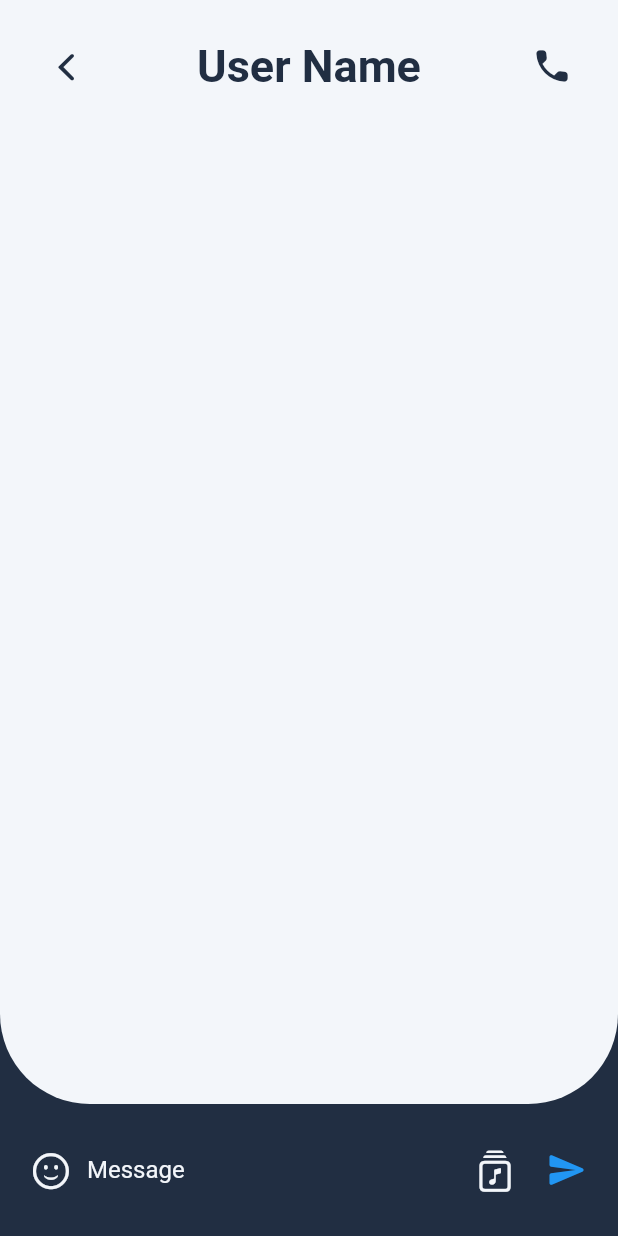
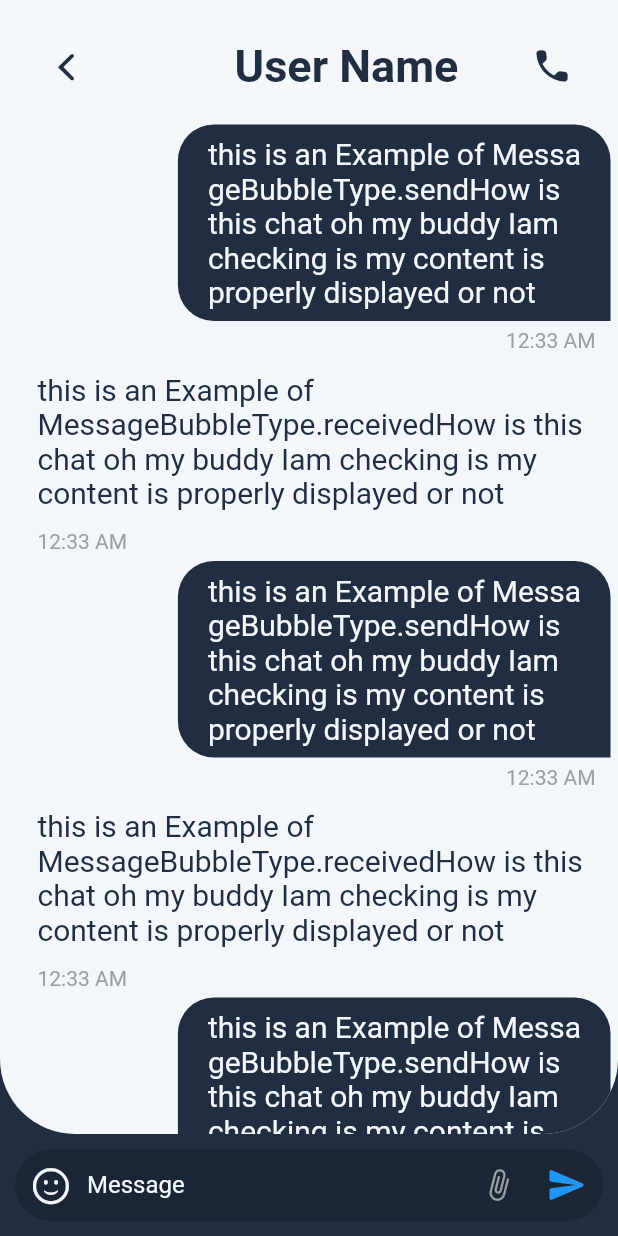
Before and after one commit to jasimameen/leske_chat, a Flutter app: the ScreenChat screen opened directly, on a phone screen of 412 x 824 dp. Run offline on Flutter 3.47's test engine with Material 2 defaults, Android fonts, the phone set to English and light mode, and no system bars; our stand-ins replace google_fonts; network calls fail; Roboto replaces fonts that are missing (uroob).

Commit message:
LESKE-6 custumized message bubble created date and time indicator added added profile pic icon to appbar

```diff
--- a/lib/presentation/chat/screen_chat.dart
+++ b/lib/presentation/chat/screen_chat.dart
@@ -1,10 +1,11 @@
 import 'package:flutter/cupertino.dart';
 import 'package:flutter/material.dart';
-import 'package:leske_chat/presentation/chat/widgets/typeing_bar.dart';
-import 'package:leske_chat/presentation/core/colors.dart';
-import 'package:leske_chat/presentation/widgets/custom_app_bar.dart';
 
+import '../core/colors.dart';
 import '../core/constands.dart';
+import '../widgets/custom_app_bar.dart';
+import 'widgets/chats_view.dart';
+import 'widgets/typeing_bar.dart';
 
 class ScreenChat extends StatelessWidget {
   const ScreenChat({Key? key}) : super(key: key);
@@ -16,6 +17,7 @@ class ScreenChat extends StatelessWidget {
       backgroundColor: AppColors.primaryBackground,
       body: Column(
         children: [
+          // Top Bar (AppBar)
           Container(
             color: AppColors.secondaryBackground,
             child: CustomAppBar(
@@ -26,16 +28,23 @@ class ScreenChat extends StatelessWidget {
               trailingIcon: Icons.call_rounded,
             ),
           ),
+
+          // recent Message List
           Expanded(
             child: Container(
               decoration: BoxDecoration(
-                  color: AppColors.secondaryBackground,
-                  borderRadius: BorderRadius.only(
-                    bottomLeft: Radius.circular(60),
-                    bottomRight: Radius.circular(60),
-                  )),
+                color: AppColors.secondaryBackground,
+                borderRadius: BorderRadius.only(
+                  bottomLeft: Radius.circular(50),
+                  bottomRight: Radius.circular(50),
+                ),
+              ),
+              child: ChatsView(),
+              clipBehavior: Clip.antiAlias,
             ),
           ),
+
+          // TypingBar - for typing Messages attach media ..etc
           TypingBar(),
         ],
       ),
--- /dev/null
+++ b/lib/presentation/chat/widgets/chats_view.dart
@@ -0,0 +1,23 @@
+import 'package:flutter/material.dart';
+import 'date_indicator.dart';
+
+import 'message_bubble.dart';
+
+class ChatsView extends StatelessWidget {
+  const ChatsView({Key? key}) : super(key: key);
+
+  @override
+  Widget build(BuildContext context) {
+    return ListView(
+      children: List.generate(
+        5,
+        (index) => Column(
+          children: [
+            MessageBubble(bubbleType: MessageBubbleType.send),
+            MessageBubble(bubbleType: MessageBubbleType.received),
+          ],
+        ),
+      ),
+    );
+  }
+}
--- /dev/null
+++ b/lib/presentation/chat/widgets/date_indicator.dart
@@ -0,0 +1,29 @@
+import 'package:flutter/cupertino.dart';
+import '../../core/colors.dart';
+
+class DateIndicator extends StatelessWidget {
+  final String date;
+  const DateIndicator({
+    Key? key,
+    required this.date,
+  }) : super(key: key);
+
+  @override
+  Widget build(BuildContext context) {
+    return Container(
+      padding: EdgeInsets.symmetric(horizontal: 15, vertical: 3),
+      decoration: BoxDecoration(
+        color: AppColors.secondaryBackground,
+        borderRadius: BorderRadius.circular(50),
+        boxShadow: [
+          BoxShadow(
+            blurRadius: 5,
+            color: Color.fromARGB(111, 153, 159, 163),
+            offset: Offset(0, 4),
+          )
+        ],
+      ),
+      child: Text(date),
+    );
+  }
+}
--- /dev/null
+++ b/lib/presentation/chat/widgets/message_bubble.dart
@@ -0,0 +1,90 @@
+import 'package:flutter/cupertino.dart';
+import 'package:flutter/material.dart';
+import 'package:google_fonts/google_fonts.dart';
+import 'date_indicator.dart';
+import '../../core/constands.dart';
+import '../../core/colors.dart';
+
+enum MessageBubbleType {
+  send,
+  received,
+}
+
+class MessageBubble extends StatelessWidget {
+  final MessageBubbleType bubbleType;
+  final bool showDate;
+
+  const MessageBubble({
+    Key? key,
+    required this.bubbleType,
+    this.showDate = false,
+  }) : super(key: key);
+
+  @override
+  Widget build(BuildContext context) {
+    final screenSize = MediaQuery.of(context).size;
+
+    Color? bubbleColor = AppColors.primaryBackground;
+    Color? textColor = AppColors.primaryText;
+    bool isSend = true;
+
+    if (bubbleType == MessageBubbleType.received) {
+      isSend = false;
+      bubbleColor = null;
+      textColor = AppColors.darkText;
+    }
+    return Column(
+      children: [
+        // DateIndicator
+        showDate
+            ? DateIndicator(
+                date: 'Yesterday',
+              )
+            : Null(),
+
+        // Bubble
+        Align(
+          alignment: isSend ? Alignment.centerRight : Alignment.centerLeft,
+          child: Container(
+            padding: EdgeInsets.only(left: 20, right: 10, top: 8, bottom: 8),
+            margin: EdgeInsets.all(5),
+            constraints:
+                isSend ? BoxConstraints(maxWidth: screenSize.width * .7) : null,
+            clipBehavior: Clip.antiAlias,
+            decoration: BoxDecoration(
+                color: bubbleColor,
+                borderRadius: BorderRadius.only(
+                  topRight: Radius.circular(24),
+                  topLeft: Radius.circular(isSend ? 24 : 0),
+                  bottomRight: Radius.circular(isSend ? 0 : 24),
+                  bottomLeft: Radius.circular(24),
+                )),
+            child: Text(
+              'this is an Example of ${bubbleType.toString()}How is this chat oh my buddy Iam checking is my content is properly displayed or not',
+              style: GoogleFonts.ubuntuCondensed(
+                color: textColor,
+                fontSize: 20,
+              ),
+            ),
+          ),
+        ),
+
+        // TimeIndicator
+        Align(
+          alignment: isSend ? Alignment.centerRight : Alignment.centerLeft,
+          child: Padding(
+            padding: EdgeInsets.only(
+              left: isSend ? 0 : 25,
+              right: isSend ? 15 : 0,
+            ),
+            child: Text(
+              '12:33 AM',
+              style:
+                  GoogleFonts.ubuntuCondensed(color: AppColors.secondaryText),
+            ),
+          ),
+        )
+      ],
+    );
+  }
+}
--- /dev/null
+++ b/lib/presentation/chat/widgets/message_input_bar.dart
@@ -0,0 +1,33 @@
+import 'package:flutter/material.dart';
+
+class MessageInputBar extends StatelessWidget {
+  const MessageInputBar({
+    Key? key,
+    required this.textColor,
+  }) : super(key: key);
+
+  final Color textColor;
+
+  @override
+  Widget build(BuildContext context) {
+    return TextFormField(
+      controller: TextEditingController(),
+      decoration: InputDecoration(
+        hintText: "Message ",
+        hintStyle: TextStyle(
+          color: textColor,
+        ),
+        border: InputBorder.none,
+      ),
+      keyboardType: TextInputType.multiline,
+      style: TextStyle(color: textColor),
+      toolbarOptions: ToolbarOptions(
+        copy: true,
+        cut: true,
+        paste: true,
+        selectAll: true,
+      ),
+      maxLines: null,
+    );
+  }
+}
--- a/lib/presentation/chat/widgets/typeing_bar.dart
+++ b/lib/presentation/chat/widgets/typeing_bar.dart
@@ -1,9 +1,10 @@
 import 'package:flutter/cupertino.dart';
 import 'package:flutter/material.dart';
-import 'package:leske_chat/presentation/core/colors.dart';
-import 'package:leske_chat/presentation/widgets/custom_icon_btn.dart';
 
+import '../../core/colors.dart';
 import '../../core/constands.dart';
+import '../../widgets/custom_icon_btn.dart';
+import 'message_input_bar.dart';
 
 class TypingBar extends StatelessWidget {
   final UiThemeMode themeMode;
@@ -21,9 +22,9 @@ class TypingBar extends StatelessWidget {
       textColor = AppColors.darkText;
     }
     return Container(
-      margin: EdgeInsets.symmetric(horizontal: 10, vertical: 20),
+      margin: EdgeInsets.symmetric(horizontal: 10, vertical: 10),
       decoration: BoxDecoration(
-        color: AppColors.btnDark,
+        color: Color.fromARGB(255, 26, 37, 53),
         borderRadius: BorderRadius.circular(50),
       ),
       child: Row(
@@ -38,9 +39,14 @@ class TypingBar extends StatelessWidget {
               textColor: textColor,
             ),
           ),
-          CustomIconBtn(
-            onTap: () {},
-            icon: CupertinoIcons.music_albums,
+          Transform.rotate(
+            angle: 45 / 180,
+            child: CustomIconBtn(
+              onTap: () {},
+              icon: Icons.attach_file,
+              size: 23,
+              iconColor: AppColors.secondaryText,
+            ),
           ),
           CustomIconBtn(
             onTap: () {},
@@ -52,35 +58,3 @@ class TypingBar extends StatelessWidget {
     );
   }
 }
-
-class MessageInputBar extends StatelessWidget {
-  const MessageInputBar({
-    Key? key,
-    required this.textColor,
-  }) : super(key: key);
-
-  final Color textColor;
-
-  @override
-  Widget build(BuildContext context) {
-    return TextFormField(
-      controller: TextEditingController(),
-      decoration: InputDecoration(
-        hintText: "Message ",
-        hintStyle: TextStyle(
-          color: textColor,
-        ),
-        border: InputBorder.none,
-      ),
-      keyboardType: TextInputType.multiline,
-      style: TextStyle(color: textColor),
-      toolbarOptions: ToolbarOptions(
-        copy: true,
-        cut: true,
-        paste: true,
-        selectAll: true,
-      ),
-      maxLines: null,
-    );
-  }
-}
--- a/lib/presentation/core/colors.dart
+++ b/lib/presentation/core/colors.dart
@@ -11,6 +11,7 @@ extension HexString on String {
 class AppColors {
   static const Color primaryBackground = Color(0xff212e42);
   static const Color secondaryBackground = Color(0xfff3f6fa);
+  static const Color accentBackground =  Color(0xff999fa3);
 
   static const Color transparant = Colors.transparent;
   static const Color blue = Colors.blue;
--- a/lib/presentation/core/constands.dart
+++ b/lib/presentation/core/constands.dart
@@ -1,12 +1,16 @@
-import 'package:flutter/widgets.dart' show SizedBox;
+import 'package:flutter/widgets.dart'
+    show BuildContext, SizedBox, StatelessWidget, Widget;
 
 enum UiThemeMode {
   light,
   dark,
 }
 
-// empty
-const kNullWidget = SizedBox();
+/// Empty class Returns a Empty SizedBox [Null]
+class Null extends StatelessWidget {
+  @override
+  Widget build(BuildContext context) => SizedBox();
+}
 
 // width
 const kWidth = SizedBox(width: 10);
--- a/lib/presentation/home/fab_button.dart
+++ b/lib/presentation/home/fab_button.dart
@@ -1,5 +1,6 @@
 import 'package:flutter/material.dart';
 import 'package:flutter/widgets.dart';
+
 import '../core/colors.dart';
 
 class FAButton extends StatelessWidget {
--- a/lib/presentation/home/widgets/contact_tile.dart
+++ b/lib/presentation/home/widgets/contact_tile.dart
@@ -1,5 +1,5 @@
 import 'package:flutter/material.dart';
-import 'package:leske_chat/presentation/chat/screen_chat.dart';
+import '../../chat/screen_chat.dart';
 import '../../core/constands.dart';
 
 import '../../core/colors.dart';
--- a/lib/presentation/main/my_app.dart
+++ b/lib/presentation/main/my_app.dart
@@ -1,4 +1,5 @@
 import 'package:flutter/material.dart';
+
 import '../core/colors.dart';
 import '../home/screen_home.dart';
 
--- a/lib/presentation/widgets/custom_app_bar.dart
+++ b/lib/presentation/widgets/custom_app_bar.dart
@@ -8,6 +8,7 @@ class CustomAppBar extends StatelessWidget {
   final UiThemeMode theme;
   final EdgeInsetsGeometry? padding;
   final String? title;
+  final String? profilePic;
   final IconData? leadingIcon;
   final IconData? trailingIcon;
   final TextStyle? textStyle;
@@ -17,6 +18,7 @@ class CustomAppBar extends StatelessWidget {
     this.theme = UiThemeMode.dark,
     this.padding,
     this.title,
+    this.profilePic,
     this.leadingIcon,
     this.trailingIcon,
     this.textStyle,
@@ -40,7 +42,9 @@ class CustomAppBar extends StatelessWidget {
       padding: padding ?? EdgeInsets.symmetric(vertical: 9),
       child: Row(
         mainAxisAlignment: MainAxisAlignment.spaceBetween,
+        crossAxisAlignment: CrossAxisAlignment.center,
         children: [
+          // Leading Icon Shows at the start
           leadingIcon != null
               ? CustomIconBtn(
                   onTap: () {},
@@ -49,7 +53,20 @@ class CustomAppBar extends StatelessWidget {
                   iconColor: btnColor,
                   backgroundColor: btnBgColor,
                 )
-              : SizedBox(),
+              : Null(),
+
+          // if any profile Pic there option to show it
+          Row(
+            mainAxisAlignment: MainAxisAlignment.center,
+            children: [
+              CircleAvatar(
+                backgroundColor: AppColors.transparant,
+                backgroundImage:
+                    profilePic != null ? NetworkImage(profilePic!) : null,
+              ),
+              kWidth,
+
+              // title shows in center
               Text(
                 title ?? '',
                 style: textStyle ??
@@ -60,6 +77,10 @@ class CustomAppBar extends StatelessWidget {
                       fontFamily: 'uroob',
                     ),
               ),
+            ],
+          ),
+
+          // trailing Icon Shows at the end
           trailingIcon != null
               ? CustomIconBtn(
                   onTap: () {},
@@ -68,7 +89,7 @@ class CustomAppBar extends StatelessWidget {
                   iconColor: btnColor,
                   backgroundColor: btnBgColor,
                 )
-              : SizedBox(),
+              : Null(),
         ],
       ),
     );
--- a/lib/presentation/widgets/custom_icon_btn.dart
+++ b/lib/presentation/widgets/custom_icon_btn.dart
@@ -1,6 +1,6 @@
 import 'package:flutter/material.dart';
 import 'package:flutter/widgets.dart';
-import 'package:leske_chat/presentation/core/constands.dart';
+import '../core/constands.dart';
 
 import '../core/colors.dart';
 
@@ -9,6 +9,7 @@ class CustomIconBtn extends StatelessWidget {
   final IconData icon;
   final UiThemeMode themeMode;
   final EdgeInsetsGeometry? margin;
+  final double? size;
   final Color? iconColor;
   final Color? backgroundColor;
   const CustomIconBtn({
@@ -17,6 +18,7 @@ class CustomIconBtn extends StatelessWidget {
     required this.icon,
     this.themeMode = UiThemeMode.dark,
     this.margin,
+    this.size,
     this.iconColor,
     this.backgroundColor,
   }) : super(key: key);
@@ -34,12 +36,12 @@ class CustomIconBtn extends StatelessWidget {
         padding: EdgeInsets.all(10),
         margin: margin,
         decoration: BoxDecoration(
-          color: backgroundColor ?? AppColors.btnDark,
+          color: backgroundColor,
           borderRadius: BorderRadius.circular(10),
         ),
         child: Icon(
           icon,
-          size: 28,
+          size: size ?? 28,
           color: iconColor ?? _iconColor,
         ),
       ),
--- a/pubspec.yaml
+++ b/pubspec.yaml
@@ -12,6 +12,7 @@ dependencies:
   flutter:
     sdk: flutter
   cupertino_icons: ^1.0.2
+  google_fonts: ^2.3.2
 
 dev_dependencies:
   flutter_test:
```
Also changed, not shown: pubspec.lock. Lines whose indentation alone changed are shown as unchanged.
